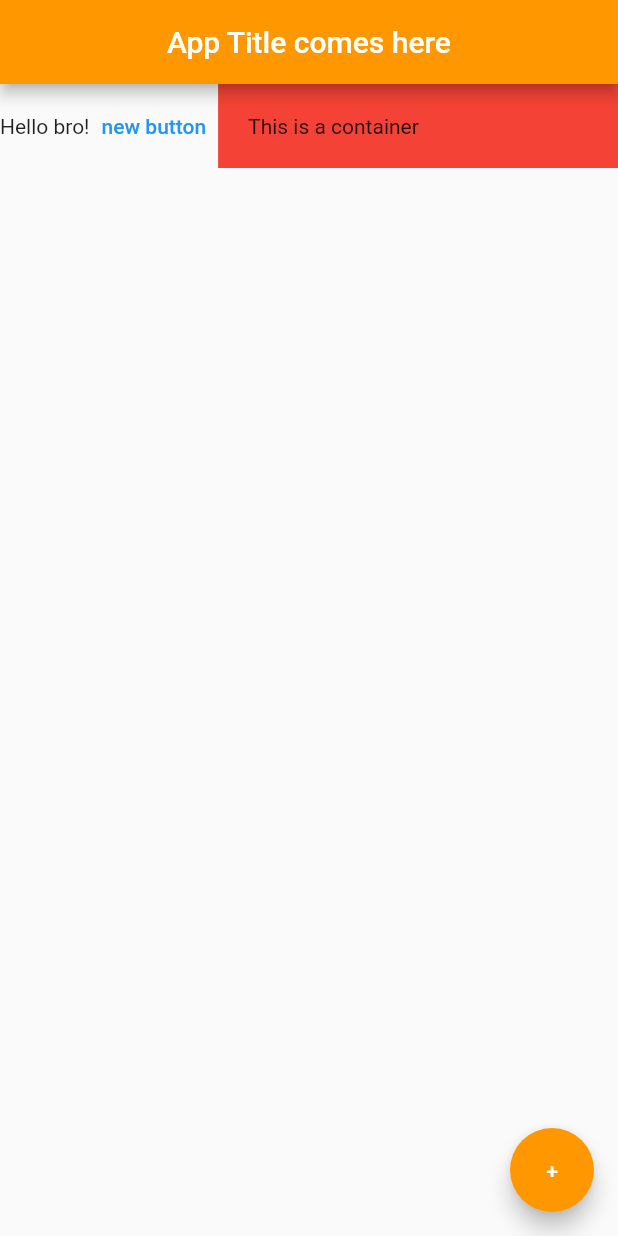
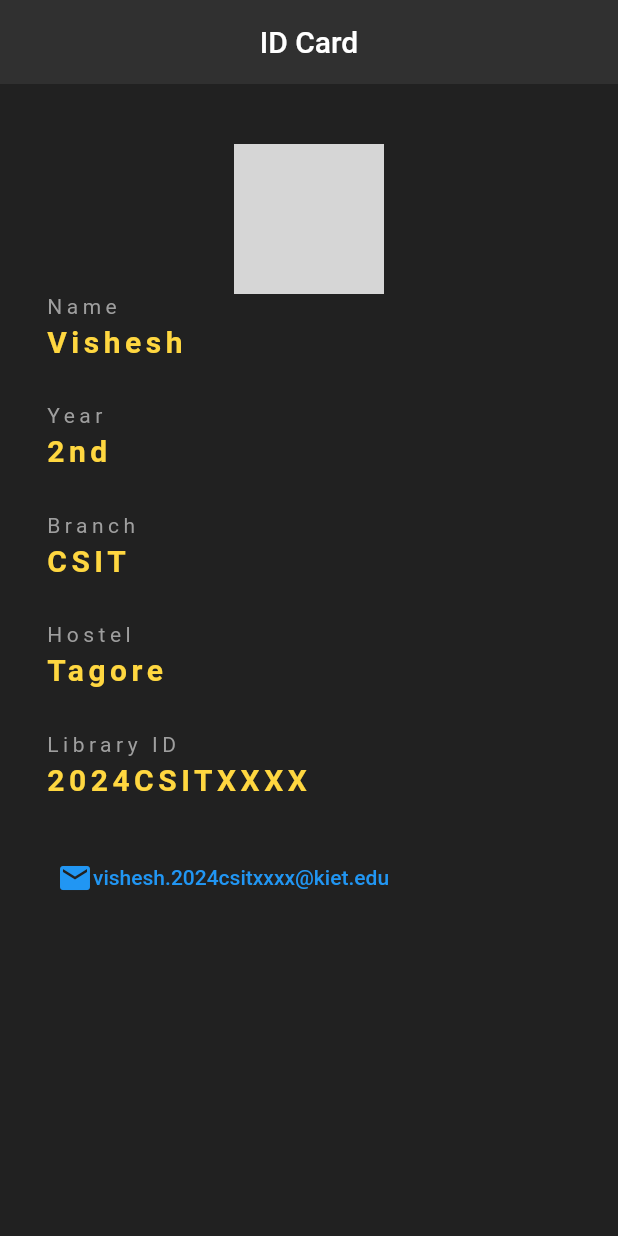
Before and after one commit to visheshks04/flutter-learn, a Flutter app: the screen it shows after launch, on a phone screen of 412 x 824 dp. Run offline on Flutter 3.47's test engine with Material 2 defaults, Android fonts, the phone set to English and light mode, and no system bars; network calls fail; grey boxes are pictures that could not be loaded.

Commit message:
basic id

```diff
--- a/lib/main.dart
+++ b/lib/main.dart
@@ -1,39 +1,135 @@
 import 'package:flutter/material.dart';
 
 void main() => runApp(MaterialApp(
-      home: Home(),
+      home: IDCard(),
     ));
 
-class Home extends StatelessWidget {
-  const Home({Key? key}) : super(key: key);
+class IDCard extends StatelessWidget {
+  const IDCard({Key? key}) : super(key: key);
 
   @override
   Widget build(BuildContext context) {
     return Scaffold(
+      backgroundColor: Colors.grey[900],
       appBar: AppBar(
-        title: Text('App Title comes here'),
+        title: Text('ID Card'),
         centerTitle: true,
-        backgroundColor: Colors.orange,
+        backgroundColor: Colors.grey[850],
+        elevation: 0,
       ),
-      body: Row(
-        children: [
-          Text('Hello bro!'),
-          TextButton(child: Text('new button'), onPressed: () {}),
-          Expanded(
-            child: Container(
-              color: Colors.red,
-              child: Text('This is a container'),
-              padding: EdgeInsets.all(20.0),
+      body: Padding(
+        padding: EdgeInsets.fromLTRB(30, 40, 30, 0),
+        child: Column(
+          crossAxisAlignment: CrossAxisAlignment.start,
+          children: [
+            Center(
+              child: CircleAvatar(
+                backgroundImage: NetworkImage(
+                    'https://images.unsplash.com/photo-1473773508845-188df298d2d1?ixlib=rb-1.2.1&ixid=MnwxMjA3fDB8MHxwaG90by1wYWdlfHx8fGVufDB8fHx8&auto=format&fit=crop&w=774&q=80'),
+                radius: 50,
+              ),
             ),
-          )
-        ],
-        mainAxisAlignment: MainAxisAlignment.spaceAround,
-        crossAxisAlignment: CrossAxisAlignment.center,
-      ),
-      floatingActionButton: FloatingActionButton(
-        onPressed: () {},
-        child: Text('+'),
-        backgroundColor: Colors.orange,
+            Text(
+              'Name',
+              style: TextStyle(color: Colors.grey, letterSpacing: 3),
+            ),
+            SizedBox(
+              height: 4,
+            ),
+            Text(
+              'Vishesh',
+              style: TextStyle(
+                  color: Colors.amberAccent[200],
+                  letterSpacing: 3,
+                  fontSize: 20,
+                  fontWeight: FontWeight.bold),
+            ),
+            SizedBox(
+              height: 30,
+            ),
+            Text(
+              'Year',
+              style: TextStyle(color: Colors.grey, letterSpacing: 3),
+            ),
+            SizedBox(
+              height: 4,
+            ),
+            Text(
+              '2nd',
+              style: TextStyle(
+                  color: Colors.amberAccent[200],
+                  letterSpacing: 3,
+                  fontSize: 20,
+                  fontWeight: FontWeight.bold),
+            ),
+            SizedBox(
+              height: 30,
+            ),
+            Text(
+              'Branch',
+              style: TextStyle(color: Colors.grey, letterSpacing: 3),
+            ),
+            SizedBox(
+              height: 4,
+            ),
+            Text(
+              'CSIT',
+              style: TextStyle(
+                  color: Colors.amberAccent[200],
+                  letterSpacing: 3,
+                  fontSize: 20,
+                  fontWeight: FontWeight.bold),
+            ),
+            SizedBox(
+              height: 30,
+            ),
+            Text(
+              'Hostel',
+              style: TextStyle(color: Colors.grey, letterSpacing: 3),
+            ),
+            SizedBox(
+              height: 4,
+            ),
+            Text(
+              'Tagore',
+              style: TextStyle(
+                  color: Colors.amberAccent[200],
+                  letterSpacing: 3,
+                  fontSize: 20,
+                  fontWeight: FontWeight.bold),
+            ),
+            SizedBox(
+              height: 30,
+            ),
+            Text(
+              'Library ID',
+              style: TextStyle(color: Colors.grey, letterSpacing: 3),
+            ),
+            SizedBox(
+              height: 4,
+            ),
+            Text(
+              '2024CSITXXXX',
+              style: TextStyle(
+                  color: Colors.amberAccent[200],
+                  letterSpacing: 3,
+                  fontSize: 20,
+                  fontWeight: FontWeight.bold),
+            ),
+            SizedBox(
+              height: 30,
+            ),
+            TextButton(
+              onPressed: () {},
+              child: Row(
+                children: [
+                  Icon(Icons.mail),
+                  Text('vishesh.2024csitxxxx@kiet.edu')
+                ],
+              ),
+            )
+          ],
+        ),
       ),
     );
   }
```
